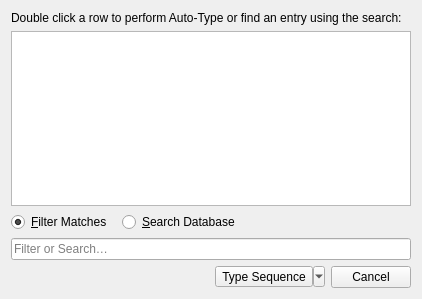
Before: the Qt Designer form src/autotype/AutoTypeSelectDialog.ui in keepassxreboot/keepassxc, drawn with Qt 5.
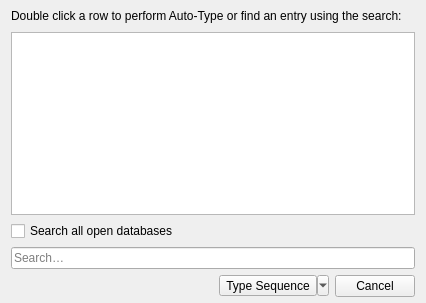
After: the same form once the commit is applied. Icons and pictures are not drawn. Custom widgets are drawn as their Qt base class.

Commit message:
Auto-Type: Shortcuts for selection dialog (#6361)
* Shortcut to toggle search all entries
* Select first match only when we have a window match

When we default to full database search it's possible the user would select the first match without by accident.

In this case when our query is empty we don't select anything and you need to either type something or press down to select the first item.

* Added username, password, and TOTP keyboard shortcuts and a help tip

* Closes #6176

```diff
--- a/src/autotype/AutoTypeSelectDialog.ui
+++ b/src/autotype/AutoTypeSelectDialog.ui
@@ -7,19 +7,74 @@
     <x>0</x>
     <y>0</y>
     <width>418</width>
-    <height>295</height>
+    <height>303</height>
    </rect>
   </property>
   <property name="windowTitle">
    <string>Auto-Type - KeePassXC</string>
   </property>
   <layout class="QVBoxLayout" name="verticalLayout">
+   <property name="topMargin">
+    <number>6</number>
+   </property>
+   <property name="bottomMargin">
+    <number>6</number>
+   </property>
    <item>
-    <widget class="QLabel" name="label">
-     <property name="text">
-      <string>Double click a row to perform Auto-Type or find an entry using the search:</string>
-     </property>
-    </widget>
+    <layout class="QHBoxLayout" name="horizontalLayout_3">
+     <item>
+      <widget class="QLabel" name="label">
+       <property name="text">
+        <string>Double click a row to perform Auto-Type or find an entry using the search:</string>
+       </property>
+      </widget>
+     </item>
+     <item>
+      <spacer name="horizontalSpacer_3">
+       <property name="orientation">
+        <enum>Qt::Horizontal</enum>
+       </property>
+       <property name="sizeHint" stdset="0">
+        <size>
+         <width>40</width>
+         <height>20</height>
+        </size>
+       </property>
+      </spacer>
+     </item>
+     <item>
+      <widget class="QLabel" name="label_2">
+       <property name="sizePolicy">
+        <sizepolicy hsizetype="Fixed" vsizetype="Fixed">
+         <horstretch>0</horstretch>
+         <verstretch>0</verstretch>
+        </sizepolicy>
+       </property>
+       <property name="maximumSize">
+        <size>
+         <width>14</width>
+         <height>14</height>
+        </size>
+       </property>
+       <property name="toolTip">
+        <string>&lt;p&gt;You can use advanced search queries to find any entry in your open databases. The following shortcuts are useful:&lt;br/&gt;
+Ctrl+F - Toggle database search&lt;br/&gt;
+Ctrl+1 - Type username&lt;br/&gt;
+Ctrl+2 - Type password&lt;br/&gt;
+Ctrl+3 - Type TOTP&lt;/p&gt;</string>
+       </property>
+       <property name="text">
+        <string/>
+       </property>
+       <property name="pixmap">
+        <pixmap resource="../../share/icons/icons.qrc">:/icons/application/scalable/actions/system-help.svg</pixmap>
+       </property>
+       <property name="scaledContents">
+        <bool>true</bool>
+       </property>
+      </widget>
+     </item>
+    </layout>
    </item>
    <item>
     <widget class="AutoTypeMatchView" name="view">
@@ -86,19 +141,9 @@
        <number>0</number>
       </property>
       <item>
-       <widget class="QRadioButton" name="filterRadio">
+       <widget class="QCheckBox" name="searchCheckBox">
         <property name="text">
-         <string>&amp;Filter Matches</string>
-        </property>
-        <property name="checked">
-         <bool>true</bool>
-        </property>
-       </widget>
-      </item>
-      <item>
-       <widget class="QRadioButton" name="searchRadio">
-        <property name="text">
-         <string>&amp;Search Database</string>
+         <string>Search all open databases</string>
         </property>
        </widget>
       </item>
@@ -133,7 +178,7 @@
       </size>
      </property>
      <property name="placeholderText">
-      <string>Filter or Search…</string>
+      <string>Search…</string>
      </property>
      <property name="clearButtonEnabled">
       <bool>true</bool>
```
Left out of the diff: 7 changed lines with no effect on the pictures. The commit also changes 4 other files.
